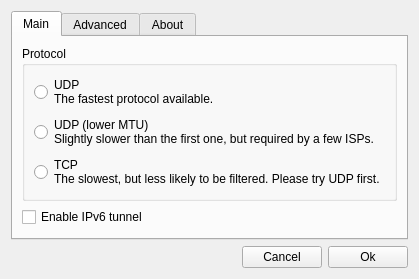
Before: the Qt Designer form src/settingswindow.ui in PacketImpact/lvpngui, drawn with Qt 5.
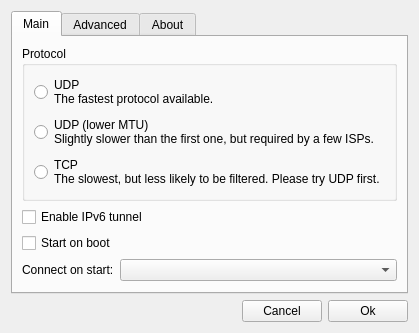
After: the same form once the commit is applied.

Commit message: Add connect on start and start on boot

```diff
--- a/src/settingswindow.ui
+++ b/src/settingswindow.ui
@@ -7,7 +7,7 @@
     <x>0</x>
     <y>0</y>
     <width>387</width>
-    <height>250</height>
+    <height>299</height>
    </rect>
   </property>
   <property name="windowTitle">
@@ -89,6 +89,27 @@
          </property>
         </widget>
        </item>
+       <item row="2" column="0" colspan="2">
+        <widget class="QCheckBox" name="startOnBootCheckbox">
+         <property name="text">
+          <string>Start on boot</string>
+         </property>
+        </widget>
+       </item>
+       <item row="4" column="1">
+        <widget class="QComboBox" name="autoconnectBox">
+         <property name="editable">
+          <bool>false</bool>
+         </property>
+        </widget>
+       </item>
+       <item row="4" column="0">
+        <widget class="QLabel" name="label">
+         <property name="text">
+          <string>Connect on start:</string>
+         </property>
+        </widget>
+       </item>
       </layout>
      </widget>
      <widget class="QWidget" name="advTab">
```
The commit also changes 9 other files.
